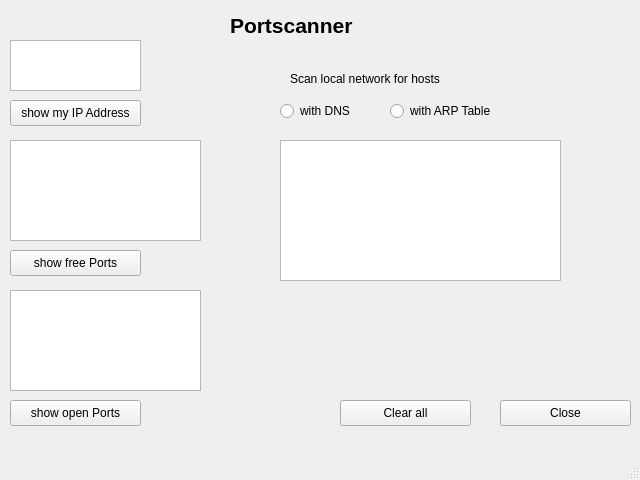
Qt form portscanner_gui.ui (Martin2p/2025_Portscanner_Python) before a commit.
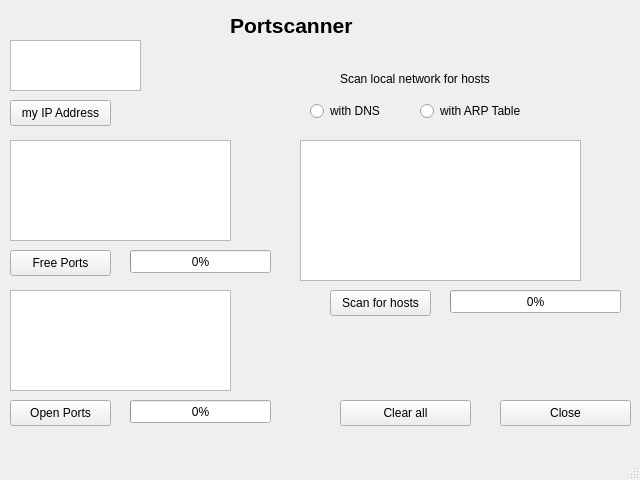
The same form after that commit.

What changed in the file:
```diff
--- a/portscanner_gui.ui
+++ b/portscanner_gui.ui
@@ -17,7 +17,7 @@
    <widget class="QTextEdit" name="localHostsText">
     <property name="geometry">
      <rect>
-      <x>280</x>
+      <x>300</x>
       <y>140</y>
       <width>281</width>
       <height>141</height>
@@ -29,7 +29,7 @@
      <rect>
       <x>10</x>
       <y>290</y>
-      <width>191</width>
+      <width>221</width>
       <height>101</height>
      </rect>
     </property>
@@ -49,7 +49,7 @@
      <rect>
       <x>10</x>
       <y>140</y>
-      <width>191</width>
+      <width>221</width>
       <height>101</height>
      </rect>
     </property>
@@ -59,12 +59,12 @@
      <rect>
       <x>10</x>
       <y>100</y>
-      <width>131</width>
+      <width>101</width>
       <height>26</height>
      </rect>
     </property>
     <property name="text">
-     <string>show my IP Address</string>
+     <string>my IP Address</string>
     </property>
    </widget>
    <widget class="QPushButton" name="freeBtn">
@@ -72,12 +72,12 @@
      <rect>
       <x>10</x>
       <y>250</y>
-      <width>131</width>
+      <width>101</width>
       <height>26</height>
      </rect>
     </property>
     <property name="text">
-     <string>show free Ports</string>
+     <string>Free Ports</string>
     </property>
    </widget>
    <widget class="QPushButton" name="openPortsBtn">
@@ -85,12 +85,12 @@
      <rect>
       <x>10</x>
       <y>400</y>
-      <width>131</width>
+      <width>101</width>
       <height>26</height>
      </rect>
     </property>
     <property name="text">
-     <string>show open Ports</string>
+     <string>Open Ports</string>
     </property>
    </widget>
    <widget class="QLabel" name="label">
@@ -115,7 +115,7 @@
    <widget class="QLabel" name="label_2">
     <property name="geometry">
      <rect>
-      <x>290</x>
+      <x>340</x>
       <y>70</y>
       <width>201</width>
       <height>18</height>
@@ -128,7 +128,7 @@
    <widget class="QRadioButton" name="radioButton">
     <property name="geometry">
      <rect>
-      <x>280</x>
+      <x>310</x>
       <y>100</y>
       <width>95</width>
       <height>22</height>
@@ -141,7 +141,7 @@
    <widget class="QRadioButton" name="radioButton_2">
     <property name="geometry">
      <rect>
-      <x>390</x>
+      <x>420</x>
       <y>100</y>
       <width>161</width>
       <height>22</height>
@@ -177,6 +177,58 @@
      <string>Close</string>
     </property>
    </widget>
+   <widget class="QProgressBar" name="progressBarFree">
+    <property name="geometry">
+     <rect>
+      <x>130</x>
+      <y>250</y>
+      <width>141</width>
+      <height>23</height>
+     </rect>
+    </property>
+    <property name="value">
+     <number>0</number>
+    </property>
+   </widget>
+   <widget class="QProgressBar" name="progressBarHosts">
+    <property name="geometry">
+     <rect>
+      <x>450</x>
+      <y>290</y>
+      <width>171</width>
+      <height>23</height>
+     </rect>
+    </property>
+    <property name="value">
+     <number>0</number>
+    </property>
+   </widget>
+   <widget class="QPushButton" name="hostsBtn">
+    <property name="geometry">
+     <rect>
+      <x>330</x>
+      <y>290</y>
+      <width>101</width>
+      <height>26</height>
+     </rect>
+    </property>
+    <property name="text">
+     <string>Scan for hosts</string>
+    </property>
+   </widget>
+   <widget class="QProgressBar" name="progressBarOpen">
+    <property name="geometry">
+     <rect>
+      <x>130</x>
+      <y>400</y>
+      <width>141</width>
+      <height>23</height>
+     </rect>
+    </property>
+    <property name="value">
+     <number>0</number>
+    </property>
+   </widget>
   </widget>
   <widget class="QMenuBar" name="menubar">
    <property name="geometry">
```
